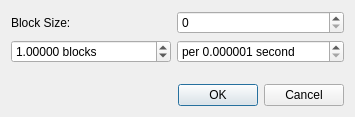
Before: the Qt Designer form Editor/tools/math/blocksperseconddialog.ui in WohlSoft/Moondust-Project, drawn with Qt 5.
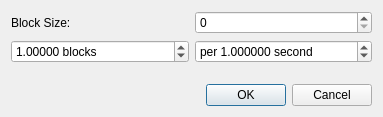
After: the same form once the commit is applied. Icons and pictures are not drawn.

Commit message: Default value 1 but no 0.000001 small confuse with "minimal" and "default" values :P

```diff
--- a/Editor/tools/math/blocksperseconddialog.ui
+++ b/Editor/tools/math/blocksperseconddialog.ui
@@ -6,7 +6,7 @@
    <rect>
     <x>0</x>
     <y>0</y>
-    <width>355</width>
+    <width>383</width>
     <height>117</height>
    </rect>
   </property>
@@ -87,6 +87,9 @@
      <property name="maximum">
       <double>99999.990000000005239</double>
      </property>
+     <property name="value">
+      <double>1.000000000000000</double>
+     </property>
     </widget>
    </item>
   </layout>
```
